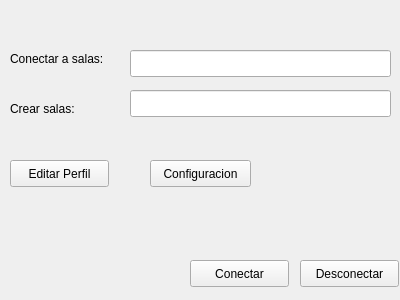
The window that Cliente/ventanaprincipal.ui (AleDelgado94/ChatOsO) describes before a commit, drawn with Qt 5.
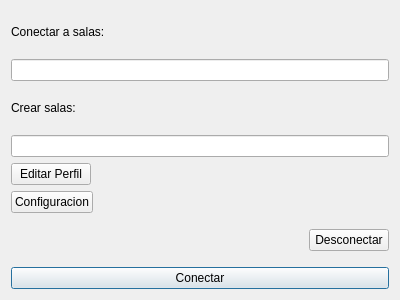
The same window after the commit.

Commit message: Arreglando interfaz cliente y comprobando campos vacios

The edit to the form file:
```diff
--- a/Cliente/ventanaprincipal.ui
+++ b/Cliente/ventanaprincipal.ui
@@ -25,102 +25,32 @@
   <property name="windowTitle">
    <string>ChatOsO</string>
   </property>
-  <widget class="QPushButton" name="pushButtonConectar">
-   <property name="enabled">
-    <bool>true</bool>
-   </property>
-   <property name="geometry">
-    <rect>
-     <x>190</x>
-     <y>260</y>
-     <width>99</width>
-     <height>27</height>
-    </rect>
-   </property>
-   <property name="focusPolicy">
-    <enum>Qt::StrongFocus</enum>
-   </property>
-   <property name="text">
-    <string>Conectar</string>
-   </property>
-   <property name="autoDefault">
-    <bool>false</bool>
-   </property>
-  </widget>
-  <widget class="QPushButton" name="pushButtonDesconectar">
-   <property name="geometry">
-    <rect>
-     <x>300</x>
-     <y>260</y>
-     <width>99</width>
-     <height>27</height>
-    </rect>
-   </property>
-   <property name="text">
-    <string>Desconectar</string>
-   </property>
-   <property name="autoDefault">
-    <bool>false</bool>
-   </property>
-  </widget>
+  <layout class="QVBoxLayout" name="verticalLayout">
+   <item>
   <widget class="QLabel" name="labelConectsalas">
-   <property name="geometry">
-    <rect>
-     <x>10</x>
-     <y>50</y>
-     <width>121</width>
-     <height>17</height>
-    </rect>
-   </property>
    <property name="text">
     <string>Conectar a salas:</string>
    </property>
   </widget>
+   </item>
+   <item>
+    <widget class="QLineEdit" name="lineEditConectsalas"/>
+   </item>
+   <item>
   <widget class="QLabel" name="labelCrearSalas">
-   <property name="geometry">
-    <rect>
-     <x>10</x>
-     <y>100</y>
-     <width>111</width>
-     <height>17</height>
-    </rect>
-   </property>
    <property name="text">
     <string>Crear salas: </string>
    </property>
   </widget>
-  <widget class="QLineEdit" name="lineEditConectsalas">
-   <property name="geometry">
-    <rect>
-     <x>130</x>
-     <y>50</y>
-     <width>261</width>
-     <height>27</height>
-    </rect>
-   </property>
-  </widget>
-  <widget class="QLineEdit" name="lineEditCrearsalas">
-   <property name="geometry">
-    <rect>
-     <x>130</x>
-     <y>90</y>
-     <width>261</width>
-     <height>27</height>
-    </rect>
-   </property>
-  </widget>
+   </item>
+   <item>
+    <widget class="QLineEdit" name="lineEditCrearsalas"/>
+   </item>
+   <item alignment="Qt::AlignLeft">
   <widget class="QPushButton" name="pushButtonPerfil">
    <property name="enabled">
     <bool>true</bool>
    </property>
-   <property name="geometry">
-    <rect>
-     <x>10</x>
-     <y>160</y>
-     <width>99</width>
-     <height>27</height>
-    </rect>
-   </property>
    <property name="text">
     <string>Editar Perfil</string>
    </property>
@@ -128,15 +58,9 @@
     <bool>false</bool>
    </property>
   </widget>
+   </item>
+   <item alignment="Qt::AlignLeft">
   <widget class="QPushButton" name="pushButtonConfig">
-   <property name="geometry">
-    <rect>
-     <x>150</x>
-     <y>160</y>
-     <width>101</width>
-     <height>27</height>
-    </rect>
-   </property>
    <property name="text">
     <string>Configuracion</string>
    </property>
@@ -144,6 +68,34 @@
     <bool>false</bool>
    </property>
   </widget>
+   </item>
+   <item alignment="Qt::AlignRight|Qt::AlignVCenter">
+    <widget class="QPushButton" name="pushButtonDesconectar">
+     <property name="text">
+      <string>Desconectar</string>
+     </property>
+     <property name="autoDefault">
+      <bool>false</bool>
+     </property>
+    </widget>
+   </item>
+   <item>
+    <widget class="QPushButton" name="pushButtonConectar">
+     <property name="enabled">
+      <bool>true</bool>
+     </property>
+     <property name="focusPolicy">
+      <enum>Qt::StrongFocus</enum>
+     </property>
+     <property name="text">
+      <string>Conectar</string>
+     </property>
+     <property name="autoDefault">
+      <bool>true</bool>
+     </property>
+    </widget>
+   </item>
+  </layout>
  </widget>
  <resources/>
  <connections/>
```
Lines whose indentation alone changed are shown as unchanged. The commit also changes 6 other files.
